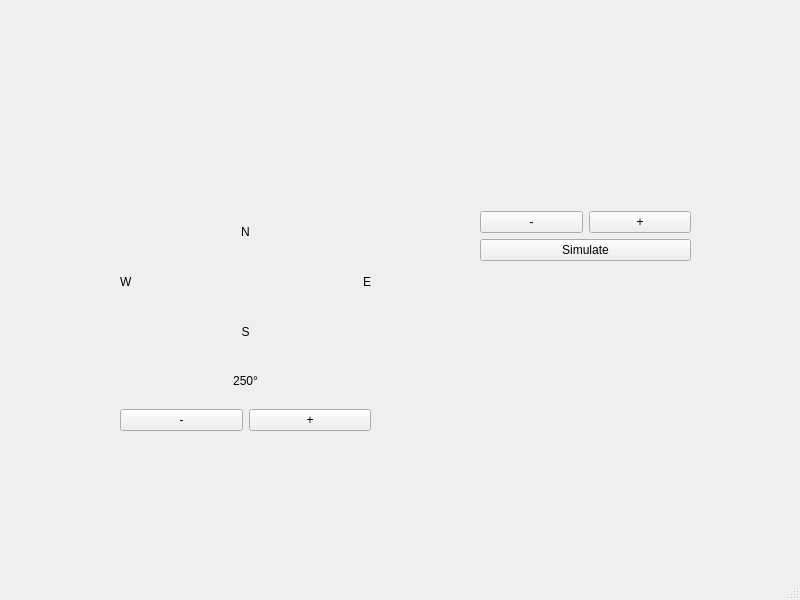
First picture: the form in src/ui/MainWindow.ui, repository Master-EEA-SME/SailingBoatSimulatorSW, before the edit.
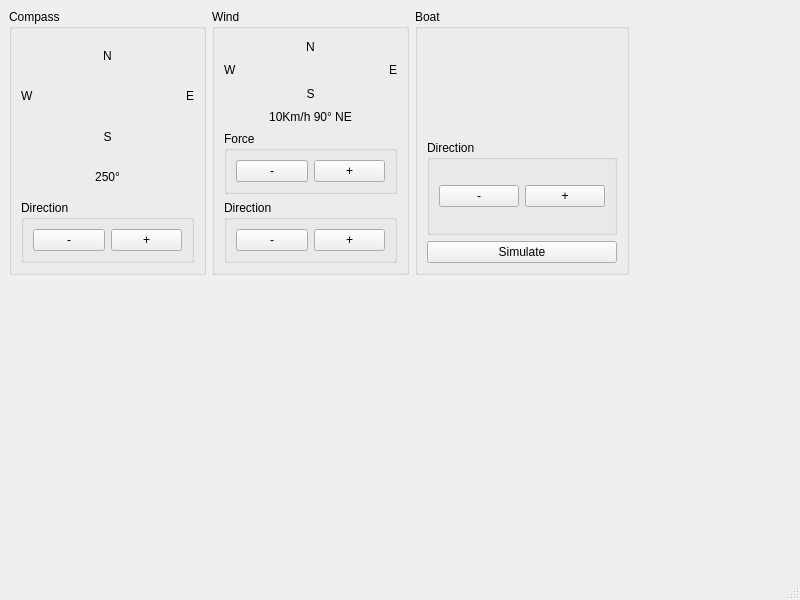
Second picture: the form after the edit. Custom widgets are drawn as their Qt base class.

Commit message: #3 Ajout de l'UI Wind + ajout de group box pour chaque UI

```diff
--- a/src/ui/MainWindow.ui
+++ b/src/ui/MainWindow.ui
@@ -14,145 +14,316 @@
    <string>MainWindow</string>
   </property>
   <widget class="QWidget" name="centralwidget">
-   <widget class="QWidget" name="verticalLayoutWidget_2">
+   <widget class="QWidget" name="horizontalLayoutWidget_2">
     <property name="geometry">
      <rect>
-      <x>480</x>
-      <y>40</y>
-      <width>211</width>
-      <height>221</height>
+      <x>9</x>
+      <y>9</y>
+      <width>620</width>
+      <height>266</height>
      </rect>
     </property>
-    <layout class="QVBoxLayout" name="BoatLayout">
-     <property name="sizeConstraint">
-      <enum>QLayout::SetNoConstraint</enum>
-     </property>
+    <layout class="QHBoxLayout" name="horizontalLayout_2">
      <item>
-      <widget class="BoatWidget" name="BoatWidget" native="true"/>
-     </item>
-     <item>
-      <layout class="QHBoxLayout" name="CapControl">
-       <property name="spacing">
-        <number>6</number>
-       </property>
-       <property name="sizeConstraint">
-        <enum>QLayout::SetNoConstraint</enum>
-       </property>
+      <layout class="QVBoxLayout" name="verticalLayout_7">
        <item>
-        <widget class="QPushButton" name="CapControlMinusButton">
-         <property name="text">
-          <string>-</string>
-         </property>
-        </widget>
+        <layout class="QHBoxLayout" name="horizontalLayout">
+         <item>
+          <widget class="QGroupBox" name="CompassGroupBox">
+           <property name="title">
+            <string>Compass</string>
+           </property>
+           <layout class="QVBoxLayout" name="verticalLayout">
+            <item>
+             <layout class="QVBoxLayout" name="CompassLayout">
+              <item>
+               <widget class="QLabel" name="CompassNorthLabel">
+                <property name="layoutDirection">
+                 <enum>Qt::LeftToRight</enum>
+                </property>
+                <property name="text">
+                 <string>N</string>
+                </property>
+                <property name="alignment">
+                 <set>Qt::AlignCenter</set>
+                </property>
+               </widget>
+              </item>
+              <item>
+               <layout class="QHBoxLayout" name="CompassSubLayout1">
+                <item>
+                 <widget class="QLabel" name="CompassWestLabel">
+                  <property name="text">
+                   <string>W</string>
+                  </property>
+                 </widget>
+                </item>
+                <item>
+                 <widget class="QWidget" name="CompassWidget" native="true"/>
+                </item>
+                <item>
+                 <widget class="QLabel" name="CompassEastLabel">
+                  <property name="text">
+                   <string>E</string>
+                  </property>
+                  <property name="alignment">
+                   <set>Qt::AlignRight|Qt::AlignTrailing|Qt::AlignVCenter</set>
+                  </property>
+                 </widget>
+                </item>
+               </layout>
+              </item>
+              <item>
+               <widget class="QLabel" name="CompassSouthLabel">
+                <property name="text">
+                 <string>S</string>
+                </property>
+                <property name="alignment">
+                 <set>Qt::AlignCenter</set>
+                </property>
+               </widget>
+              </item>
+              <item>
+               <widget class="QLabel" name="CompassValueLabel">
+                <property name="text">
+                 <string>250°</string>
+                </property>
+                <property name="textFormat">
+                 <enum>Qt::AutoText</enum>
+                </property>
+                <property name="alignment">
+                 <set>Qt::AlignCenter</set>
+                </property>
+               </widget>
+              </item>
+              <item>
+               <widget class="QGroupBox" name="CompassControlGb">
+                <property name="title">
+                 <string>Direction</string>
+                </property>
+                <layout class="QVBoxLayout" name="verticalLayout_3">
+                 <item>
+                  <layout class="QHBoxLayout" name="CompassControlButtonsLayout">
+                   <item>
+                    <widget class="QPushButton" name="CompassACWButton">
+                     <property name="text">
+                      <string>-</string>
+                     </property>
+                    </widget>
+                   </item>
+                   <item>
+                    <widget class="QPushButton" name="CompassCWButton">
+                     <property name="text">
+                      <string>+</string>
+                     </property>
+                    </widget>
+                   </item>
+                  </layout>
+                 </item>
+                </layout>
+               </widget>
+              </item>
+             </layout>
+            </item>
+           </layout>
+          </widget>
+         </item>
+         <item>
+          <widget class="QGroupBox" name="WindGb">
+           <property name="title">
+            <string>Wind</string>
+           </property>
+           <layout class="QVBoxLayout" name="verticalLayout_2">
+            <item>
+             <layout class="QVBoxLayout" name="WindLayout">
+              <item>
+               <widget class="QLabel" name="WindNorthLabel">
+                <property name="layoutDirection">
+                 <enum>Qt::LeftToRight</enum>
+                </property>
+                <property name="text">
+                 <string>N</string>
+                </property>
+                <property name="alignment">
+                 <set>Qt::AlignCenter</set>
+                </property>
+               </widget>
+              </item>
+              <item>
+               <layout class="QHBoxLayout" name="WindSubLayout1">
+                <item>
+                 <widget class="QLabel" name="WindWestLabel">
+                  <property name="text">
+                   <string>W</string>
+                  </property>
+                 </widget>
+                </item>
+                <item>
+                 <widget class="QWidget" name="WindWidget" native="true"/>
+                </item>
+                <item>
+                 <widget class="QLabel" name="WindEastLabel">
+                  <property name="text">
+                   <string>E</string>
+                  </property>
+                  <property name="alignment">
+                   <set>Qt::AlignRight|Qt::AlignTrailing|Qt::AlignVCenter</set>
+                  </property>
+                 </widget>
+                </item>
+               </layout>
+              </item>
+              <item>
+               <widget class="QLabel" name="WindSouthLabel">
+                <property name="text">
+                 <string>S</string>
+                </property>
+                <property name="alignment">
+                 <set>Qt::AlignCenter</set>
+                </property>
+               </widget>
+              </item>
+              <item>
+               <widget class="QLabel" name="WindValueLabel">
+                <property name="text">
+                 <string>10Km/h 90° NE</string>
+                </property>
+                <property name="textFormat">
+                 <enum>Qt::AutoText</enum>
+                </property>
+                <property name="alignment">
+                 <set>Qt::AlignCenter</set>
+                </property>
+               </widget>
+              </item>
+              <item>
+               <layout class="QVBoxLayout" name="WindControlLayout">
+                <item>
+                 <widget class="QGroupBox" name="WfGb">
+                  <property name="title">
+                   <string>Force</string>
+                  </property>
+                  <layout class="QVBoxLayout" name="verticalLayout_6">
+                   <item>
+                    <layout class="QHBoxLayout" name="WfGbLayout">
+                     <item>
+                      <widget class="QPushButton" name="WfDecreaseButton">
+                       <property name="text">
+                        <string>-</string>
+                       </property>
+                      </widget>
+                     </item>
+                     <item>
+                      <widget class="QPushButton" name="WfIncreaseButton">
+                       <property name="text">
+                        <string>+</string>
+                       </property>
+                      </widget>
+                     </item>
+                    </layout>
+                   </item>
+                  </layout>
+                 </widget>
+                </item>
+                <item>
+                 <widget class="QGroupBox" name="WdGb">
+                  <property name="title">
+                   <string>Direction</string>
+                  </property>
+                  <layout class="QVBoxLayout" name="verticalLayout_5">
+                   <item>
+                    <layout class="QHBoxLayout" name="WdGbLayout">
+                     <item>
+                      <widget class="QPushButton" name="WdACWButton">
+                       <property name="text">
+                        <string>-</string>
+                       </property>
+                      </widget>
+                     </item>
+                     <item>
+                      <widget class="QPushButton" name="WdCWButton">
+                       <property name="text">
+                        <string>+</string>
+                       </property>
+                      </widget>
+                     </item>
+                    </layout>
+                   </item>
+                  </layout>
+                 </widget>
+                </item>
+               </layout>
+              </item>
+             </layout>
+            </item>
+           </layout>
+          </widget>
+         </item>
+        </layout>
        </item>
-       <item>
-        <widget class="QPushButton" name="CapControlPlusButton">
-         <property name="text">
-          <string>+</string>
-         </property>
-        </widget>
-       </item>
       </layout>
      </item>
      <item>
-      <widget class="QPushButton" name="SimulateButton">
-       <property name="text">
-        <string>Simulate</string>
+      <widget class="QGroupBox" name="BoatGb">
+       <property name="title">
+        <string>Boat</string>
        </property>
+       <layout class="QVBoxLayout" name="verticalLayout_4">
+        <item>
+         <layout class="QVBoxLayout" name="BoatLayout">
+          <property name="sizeConstraint">
+           <enum>QLayout::SetNoConstraint</enum>
+          </property>
+          <item>
+           <widget class="BoatWidget" name="BoatWidget" native="true"/>
+          </item>
+          <item>
+           <widget class="QGroupBox" name="BoatControlGb">
+            <property name="title">
+             <string>Direction</string>
+            </property>
+            <layout class="QVBoxLayout" name="verticalLayout_9">
+             <item>
+              <layout class="QHBoxLayout" name="CapControl">
+               <property name="spacing">
+                <number>6</number>
+               </property>
+               <property name="sizeConstraint">
+                <enum>QLayout::SetNoConstraint</enum>
+               </property>
+               <item>
+                <widget class="QPushButton" name="CapControlMinusButton">
+                 <property name="text">
+                  <string>-</string>
+                 </property>
+                </widget>
+               </item>
+               <item>
+                <widget class="QPushButton" name="CapControlPlusButton">
+                 <property name="text">
+                  <string>+</string>
+                 </property>
+                </widget>
+               </item>
+              </layout>
+             </item>
+            </layout>
+           </widget>
+          </item>
+          <item>
+           <widget class="QPushButton" name="SimulateButton">
+            <property name="text">
+             <string>Simulate</string>
+            </property>
+           </widget>
+          </item>
+         </layout>
+        </item>
+       </layout>
       </widget>
      </item>
     </layout>
    </widget>
-   <widget class="QWidget" name="verticalLayoutWidget">
-    <property name="geometry">
-     <rect>
-      <x>120</x>
-      <y>210</y>
-      <width>251</width>
-      <height>221</height>
-     </rect>
-    </property>
-    <layout class="QVBoxLayout" name="CompassLayout">
-     <item>
-      <widget class="QLabel" name="NorthLabel">
-       <property name="layoutDirection">
-        <enum>Qt::LeftToRight</enum>
-       </property>
-       <property name="text">
-        <string>N</string>
-       </property>
-       <property name="alignment">
-        <set>Qt::AlignCenter</set>
-       </property>
-      </widget>
-     </item>
-     <item>
-      <layout class="QHBoxLayout" name="CompassSubLayout1">
-       <item>
-        <widget class="QLabel" name="WestLabel">
-         <property name="text">
-          <string>W</string>
-         </property>
-        </widget>
-       </item>
-       <item>
-        <widget class="QWidget" name="CompassWidget" native="true"/>
-       </item>
-       <item>
-        <widget class="QLabel" name="EastLabel">
-         <property name="text">
-          <string>E</string>
-         </property>
-         <property name="alignment">
-          <set>Qt::AlignRight|Qt::AlignTrailing|Qt::AlignVCenter</set>
-         </property>
-        </widget>
-       </item>
-      </layout>
-     </item>
-     <item>
-      <widget class="QLabel" name="SouthLabel">
-       <property name="text">
-        <string>S</string>
-       </property>
-       <property name="alignment">
-        <set>Qt::AlignCenter</set>
-       </property>
-      </widget>
-     </item>
-     <item>
-      <widget class="QLabel" name="CompassValueLabel">
-       <property name="text">
-        <string>250°</string>
-       </property>
-       <property name="textFormat">
-        <enum>Qt::AutoText</enum>
-       </property>
-       <property name="alignment">
-        <set>Qt::AlignCenter</set>
-       </property>
-      </widget>
-     </item>
-     <item>
-      <layout class="QHBoxLayout" name="CompassSubLayout2">
-       <item>
-        <widget class="QPushButton" name="CompassTurnLeftButton">
-         <property name="text">
-          <string>-</string>
-         </property>
-        </widget>
-       </item>
-       <item>
-        <widget class="QPushButton" name="CompassTurnRightButton">
-         <property name="text">
-          <string>+</string>
-         </property>
-        </widget>
-       </item>
-      </layout>
-     </item>
-    </layout>
-   </widget>
   </widget>
   <widget class="QMenuBar" name="menubar">
    <property name="geometry">
```
The commit also changes 1 other file.
